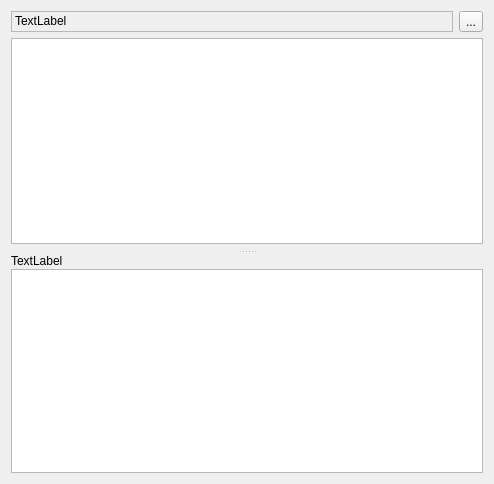
ecmwf/ecflow, file Viewer/src/OutputItemWidget.ui: the form before one commit.
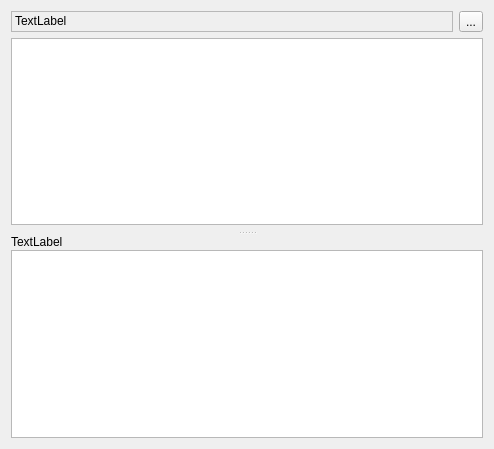
The form after the commit. Custom widgets are drawn as their Qt base class.

What changed in the file:
```diff
--- a/Viewer/src/OutputItemWidget.ui
+++ b/Viewer/src/OutputItemWidget.ui
@@ -7,7 +7,7 @@
     <x>0</x>
     <y>0</y>
     <width>494</width>
-    <height>484</height>
+    <height>449</height>
    </rect>
   </property>
   <property name="windowTitle">
```
